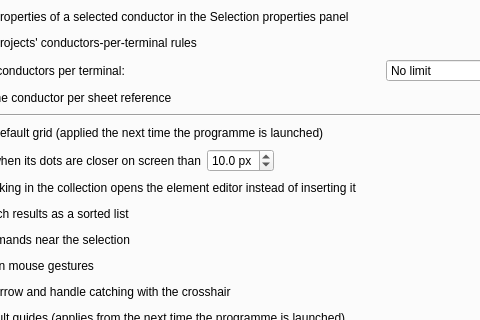
Qt form sources/ui/configpage/generalconfigurationpage.ui (qelectrotech/qelectrotech-source-mirror) before a commit; both pictures show x 101 to 581 and y 128 to 448 of the 955 by 578 pixel window.
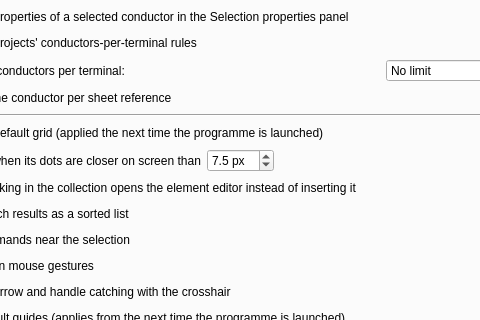
The same form after that commit. Custom widgets are drawn as their Qt base class.

Diff of the .ui file:
```diff
--- a/sources/ui/configpage/generalconfigurationpage.ui
+++ b/sources/ui/configpage/generalconfigurationpage.ui
@@ -187,7 +187,7 @@
             <double>0.500000000000000</double>
            </property>
            <property name="value">
-            <double>10.000000000000000</double>
+            <double>7.500000000000000</double>
            </property>
           </widget>
          </item>
```
